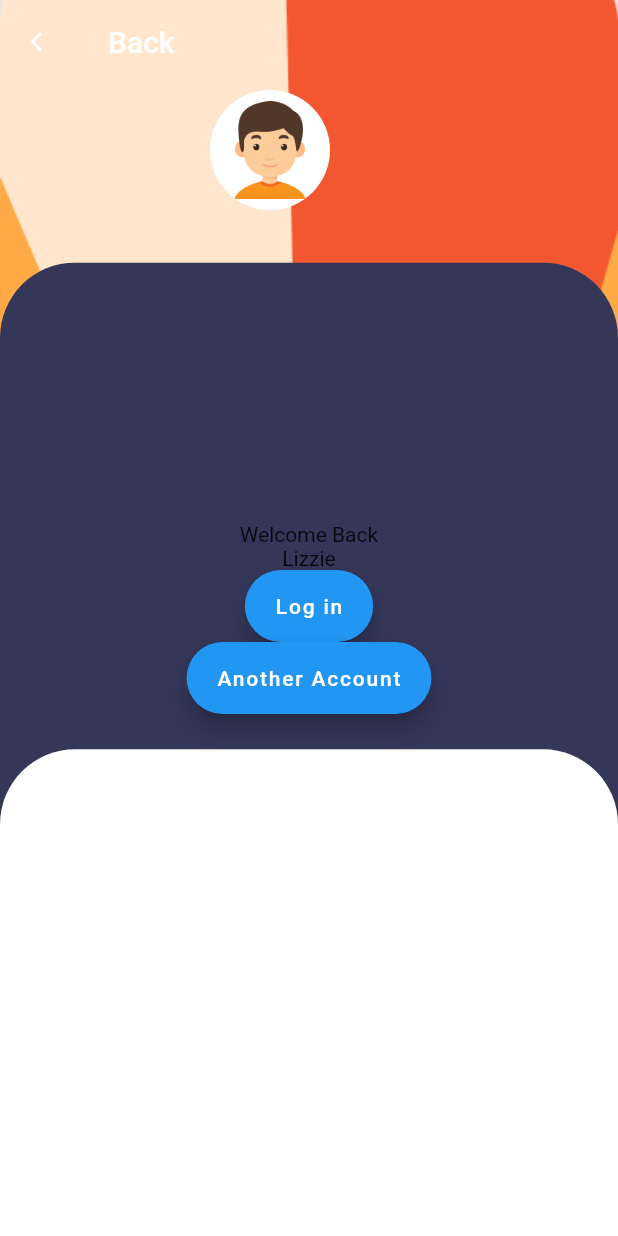
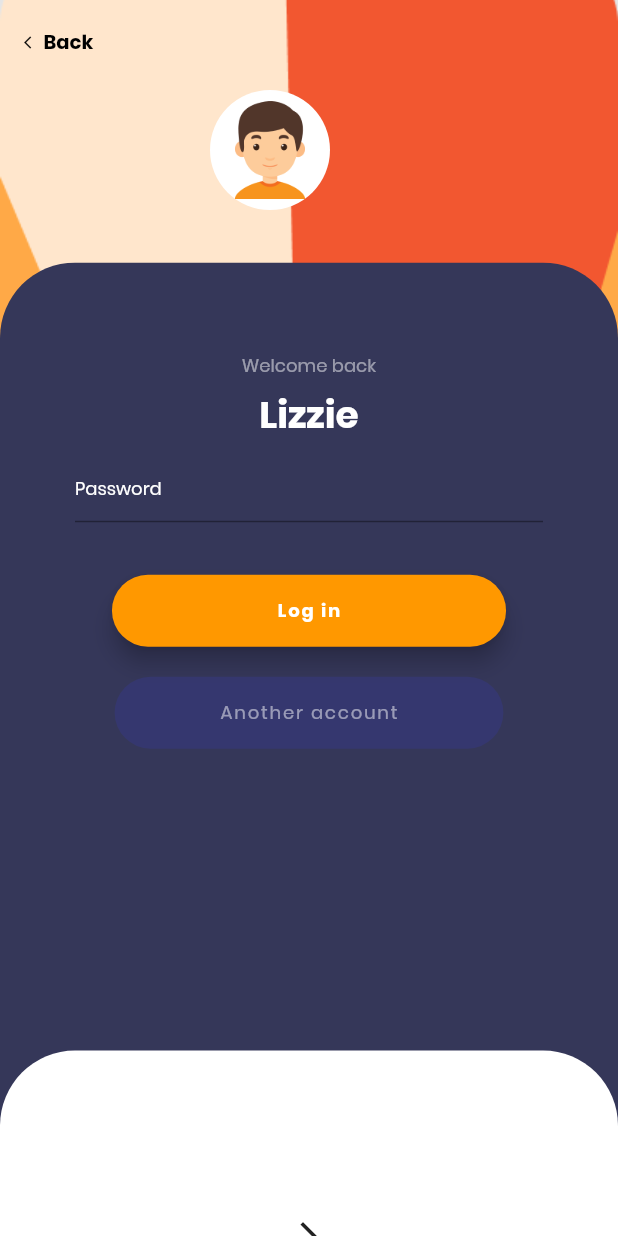
Before and after one commit to Prasanth518/login-flutter, a Flutter app: the screen it shows after launch, on a phone screen of 412 x 824 dp. Run offline on Flutter 3.47's test engine with Material 2 defaults, Android fonts, the phone set to English and light mode, and no system bars.

Commit message:
second commit

```diff
--- a/lib/main.dart
+++ b/lib/main.dart
@@ -10,36 +10,41 @@ class MyApp extends StatelessWidget {
     return MaterialApp(
       debugShowCheckedModeBanner: false,
       title: 'Flutter Demo',
-      home: MyHomePage(),
+      home: Login(),
     );
   }
 }
 
-class MyHomePage extends StatefulWidget {
-  @override
-  _MyHomePageState createState() => _MyHomePageState();
-}
-
-class _MyHomePageState extends State<MyHomePage> {
+class Login extends StatelessWidget {
   @override
   Widget build(BuildContext context) {
     return SafeArea(
       child: Scaffold(
         extendBodyBehindAppBar: true,
         appBar: PreferredSize(
-          preferredSize: Size.fromHeight(100.0),
             child: AppBar(
               elevation: 0.0,
               backgroundColor: Colors.transparent,
-            title: Text(
+              title: Row(
+                children: [
+                  Icon(
+                    Icons.arrow_back_ios,
+                    size: 10.0,
+                    color: Colors.black,
+                  ),
+                  SizedBox(width: 3.0),
+                  Text(
                     'Back',
+                    style: TextStyle(
+                        color: Colors.black,
+                        fontSize: 13,
+                        fontFamily: 'Poppins',
+                        fontWeight: FontWeight.w700),
                   ),
-            leading: Icon(
-              Icons.arrow_back_ios,
-              size: 15.0,
+                ],
               ),
             ),
-        ),
+            preferredSize: Size.fromHeight(100.0)),
         body: Stack(
           children: [
             Container(
@@ -48,11 +53,119 @@ class _MyHomePageState extends State<MyHomePage> {
                     image: AssetImage(
                       'assets/images/back.png',
                     ),
-                      fit: BoxFit.fitWidth)),
+                    fit: BoxFit.fitWidth),
+              ),
+            ),
+            Align(
               alignment: Alignment.bottomCenter,
               child: Container(
                 height: MediaQuery.of(context).size.height * 6.3 / 8,
-                child: DraggableScrollableSheet(
+                width: MediaQuery.of(context).size.width,
+                decoration: BoxDecoration(
+                  borderRadius: BorderRadius.only(
+                    topLeft: Radius.circular(50.0),
+                    topRight: Radius.circular(50.0),
+                  ),
+                  color: Color(0xff353759),
+                ),
+                child: Column(
+                  children: [
+                    Padding(
+                      padding: const EdgeInsets.fromLTRB(30.0, 60.0, 30.0, 0),
+                      child: Text(
+                        'Welcome back',
+                        style: TextStyle(
+                            fontFamily: 'Poppins',
+                            fontWeight: FontWeight.w200,
+                            fontSize: 12.0,
+                            color: Colors.white.withOpacity(0.5)),
+                      ),
+                    ),
+                    Padding(
+                      padding: const EdgeInsets.all(5.0),
+                      child: Text(
+                        'Lizzie',
+                        style: TextStyle(
+                          fontFamily: 'Poppins',
+                          fontWeight: FontWeight.w700,
+                          fontSize: 25.0,
+                          color: Colors.white,
+                        ),
+                      ),
+                    ),
+                    Padding(
+                      padding: const EdgeInsets.symmetric(horizontal: 50.0),
+                      child: TextField(
+                        decoration: InputDecoration(
+                          suffix:
+                              GestureDetector(child: Text('Forgot password?')),
+                          hintStyle:
+                              TextStyle(color: Colors.white, fontSize: 12.0),
+                          hintText: 'Password',
+                        ),
+                        style: TextStyle(
+                            fontFamily: 'Poppins',
+                            fontWeight: FontWeight.w400,
+                            color: Colors.white),
+                        obscureText: true,
+                      ),
+                    ),
+                    SizedBox(height: 35.0),
+                    FloatingActionButton.extended(
+                        backgroundColor: Colors.orange,
+                        onPressed: null,
+                        label: Padding(
+                          padding: const EdgeInsets.symmetric(
+                              horizontal: 90.0, vertical: 20.0),
+                          child: Text(
+                            'Log in',
+                            style: TextStyle(
+                              fontFamily: 'Poppins',
+                              fontWeight: FontWeight.w700,
+                              fontSize: 12.0,
+                              color: Colors.white,
+                            ),
+                          ),
+                        )),
+                    SizedBox(height: 20),
+                    FloatingActionButton.extended(
+                        elevation: 0.0,
+                        backgroundColor:
+                            Color(0xff353759).withBlue(125).withOpacity(0.6),
+                        onPressed: null,
+                        label: Padding(
+                          padding: const EdgeInsets.symmetric(
+                              vertical: 20.0, horizontal: 50.0),
+                          child: Text(
+                            'Another account',
+                            style: TextStyle(
+                                fontFamily: 'Poppins',
+                                fontWeight: FontWeight.w400,
+                                color: Colors.white.withOpacity(0.5),
+                                fontSize: 12.0),
+                          ),
+                        ))
+                  ],
+                ),
+              ),
+            ),
+            Positioned(
+              top: 60.0,
+              left: 140.0,
+              child: CircleAvatar(
+                radius: 40.0,
+                backgroundColor: Colors.white,
+                child: Image.asset(
+                  'assets/images/boy.png',
+                  fit: BoxFit.fitHeight,
+                  height: 65.0,
+                ),
+              ),
+            ),
+            DraggableScrollableSheet(
+              initialChildSize: 0.15,
+              minChildSize: 0.1,
+              maxChildSize: 0.82,
               builder: (
                 BuildContext context,
                 ScrollController scrollController,
@@ -68,48 +181,21 @@ class _MyHomePageState extends State<MyHomePage> {
                     controller: scrollController,
                     itemCount: 1,
                     itemBuilder: (BuildContext context, int index) {
-                          return Container();
+                      return Container(
+                          child: Column(
+                        children: [
+                          IconButton(
+                            icon: Icon(Icons.arrow_forward_ios),
+                            onPressed: () {},
+                          ),
+                          Text('Sign Up')
+                        ],
+                      ));
                     },
                   ),
                 );
               },
             ),
-                decoration: BoxDecoration(
-                  borderRadius: BorderRadius.only(
-                    topLeft: Radius.circular(50.0),
-                    topRight: Radius.circular(50.0),
-                  ),
-                  color: Color(0xff353759),
-                ),
-              ),
-            ),
-            Positioned(
-                top: 60.0,
-                left: 140.0,
-                child: CircleAvatar(
-                  radius: 40.0,
-                  backgroundColor: Colors.white,
-                  child: Image.asset(
-                    'assets/images/boy.png',
-                    fit: BoxFit.fitHeight,
-                    height: 65.0,
-                  ),
-                )),
-            Container(
-              alignment: Alignment.bottomCenter,
-              child: Column(
-                mainAxisAlignment: MainAxisAlignment.center,
-                children: [
-                  Text('Welcome Back'),
-                  Text('Lizzie'),
-                  FloatingActionButton.extended(
-
-                      onPressed: null, label: Text('Log in')),
-                  FloatingActionButton.extended(
-                      onPressed: null, label: Text('Another Account'))
-                ],
-              ),
-            )
           ],
         ),
       ),
```
Also changed, not shown: pubspec.yaml (+12 -5 lines), assets/fonts/Poppins-Black.ttf (added), assets/fonts/Poppins-Bold.ttf (added), assets/fonts/Poppins-Medium.ttf (added), assets/fonts/Poppins-Regular.ttf (added). Lines whose indentation alone changed are shown as unchanged.
